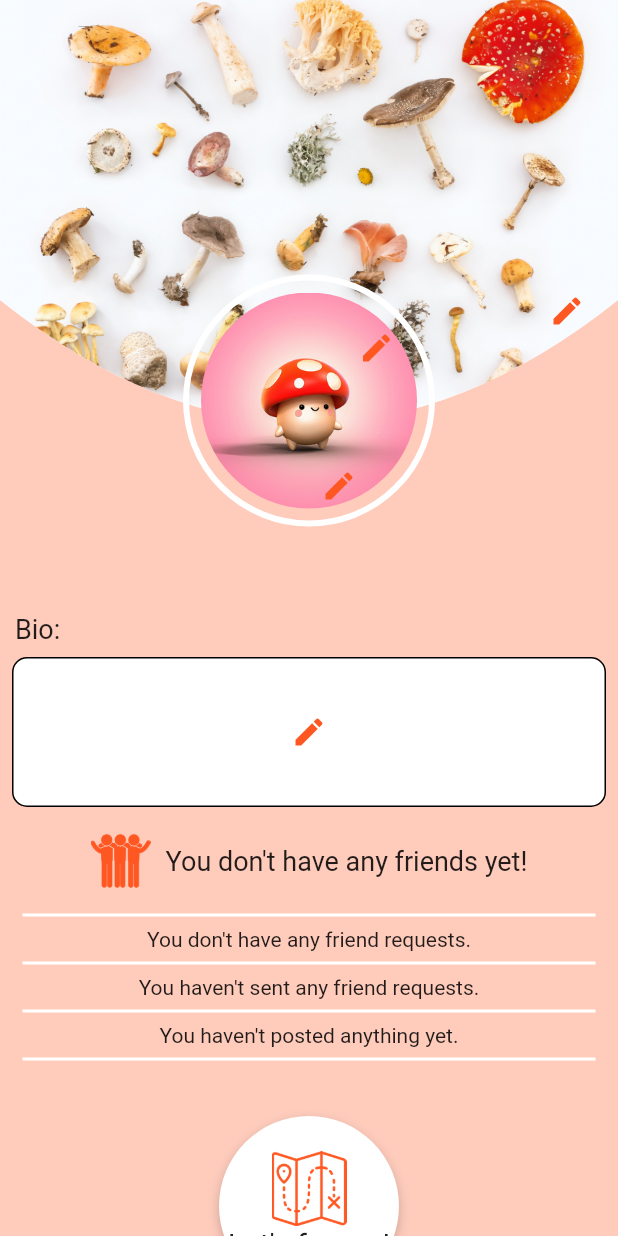
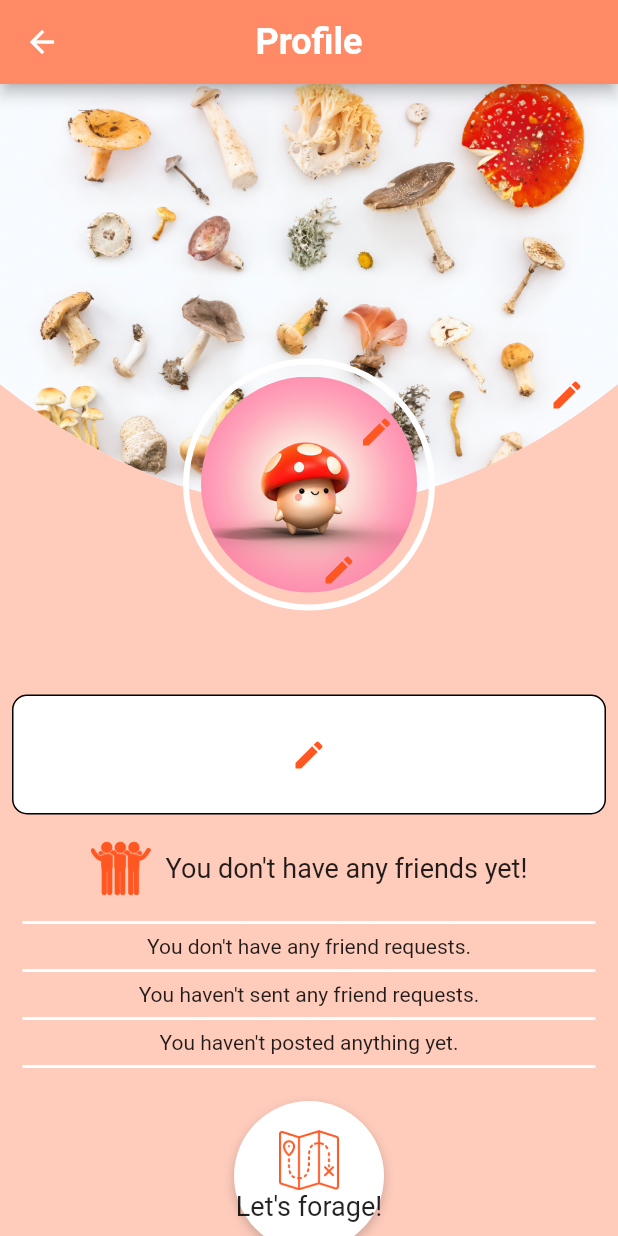
Before and after one commit to T-Pirozzini/flutter_forage_app, a Flutter app: the ProfilePage screen opened directly, on a phone screen of 412 x 824 dp. Run offline on Flutter 3.47's test engine with Material 2 defaults, Android fonts, the phone set to English and light mode, and no system bars; our stand-ins replace cloud_firestore, firebase_auth, firebase_core, floating_bottom_navigation_bar, flutter_dotenv, flutter_speed_dial and 5 more; accounts and stored records are empty; network calls fail; Roboto replaces fonts that are missing (Philosopher).

Commit message:
update profile pic and background on change - set up forage locations page and add app bars to drawer pages

```diff
--- a/lib/components/drawer.dart
+++ b/lib/components/drawer.dart
@@ -3,9 +3,10 @@ import 'list_tile.dart';
 
 class CustomDrawer extends StatelessWidget {
   final void Function()? onProfileTap;
+  final void Function()? onForageLocationsTap;
   final void Function()? onSignOutTap;
   const CustomDrawer(
-      {super.key, required this.onProfileTap, required this.onSignOutTap});
+      {super.key, required this.onProfileTap, required this.onSignOutTap, required this.onForageLocationsTap});
 
   @override
   Widget build(BuildContext context) {
@@ -26,7 +27,7 @@ class CustomDrawer extends StatelessWidget {
                 CustomListTile(
                   icon: Icons.hotel_class_sharp,
                   text: 'M Y   F O R A G E   L O C A T I O N S',
-                  onTap: () => Navigator.pop(context),
+                  onTap: onForageLocationsTap,
                 ),
                 // profile list tile
                 CustomListTile(
--- a/lib/pages/profile_page.dart
+++ b/lib/pages/profile_page.dart
@@ -1,6 +1,7 @@
 import 'package:cloud_firestore/cloud_firestore.dart';
 import 'package:firebase_auth/firebase_auth.dart';
 import 'package:flutter/material.dart';
+import 'package:google_fonts/google_fonts.dart';
 
 class ProfilePage extends StatefulWidget {
   const ProfilePage({Key? key}) : super(key: key);
@@ -20,7 +21,7 @@ class _ProfilePageState extends State<ProfilePage> {
   final double coverHeight = 280.0;
   final double profileHeight = 144.0;
 
-  // edit field
+  // edit text field - generic
   Future<void> editField(String field) async {
     String newValue = "";
     await showDialog(
@@ -63,6 +64,15 @@ class _ProfilePageState extends State<ProfilePage> {
         ],
       ),
     );
+    // update in Firestore
+    if (newValue.trim().isNotEmpty) {
+      // only update if there is something in the textfield
+      await usersCollection.doc(currentUser.email).update(
+        {
+          field: newValue,
+        },
+      );
+    }
   }
 
   // background image options
@@ -262,6 +272,13 @@ class _ProfilePageState extends State<ProfilePage> {
   Widget build(BuildContext context) {
     return Scaffold(
       backgroundColor: Colors.deepOrange.shade100,
+      appBar: AppBar(
+        title: const Text('Profile'),
+        titleTextStyle:
+            GoogleFonts.philosopher(fontSize: 24, fontWeight: FontWeight.bold),
+        centerTitle: true,
+        backgroundColor: Colors.deepOrange.shade300,
+      ),
       body: Column(
         children: [
           buildTop(),
@@ -275,6 +292,10 @@ class _ProfilePageState extends State<ProfilePage> {
                 if (snapshot.hasData) {
                   final userData =
                       snapshot.data!.data() as Map<String, dynamic>;
+                  selectedBackgroundOption =
+                      userData['profileBackground'] ?? selectedBackgroundOption;
+                  selectedProfileOption =
+                      userData['profilePic'] ?? selectedProfileOption;
                   return Center(
                     child: ListView(
                       padding: const EdgeInsets.only(
@@ -315,18 +336,9 @@ class _ProfilePageState extends State<ProfilePage> {
                             ),
                           ],
                         ),
-                        const SizedBox(height: 25),
-                        const Padding(
-                          padding: EdgeInsets.symmetric(horizontal: 10.0),
-                          child: Text(
-                            'Bio:',
-                            style: TextStyle(
-                              fontSize: 18,
-                            ),
-                          ),
-                        ),
+                        const SizedBox(height: 15),
                         Container(
-                          height: 100,
+                          height: 80,
                           margin: const EdgeInsets.all(8.0),
                           padding: const EdgeInsets.all(8.0),
                           decoration: BoxDecoration(
@@ -415,10 +427,10 @@ class _ProfilePageState extends State<ProfilePage> {
                               endIndent: 15,
                               color: Colors.white,
                             ),
-                            const SizedBox(height: 30),
+                            const SizedBox(height: 15),
                             Container(
-                              width: 120,
-                              height: 120,
+                              width: 100,
+                              height: 100,
                               decoration: BoxDecoration(
                                 shape: BoxShape.circle,
                                 color: Colors.white,
@@ -437,10 +449,10 @@ class _ProfilePageState extends State<ProfilePage> {
                                   crossAxisAlignment: CrossAxisAlignment.center,
                                   children: [
                                     Image.asset('lib/assets/images/forage.png',
-                                        width: 50, color: Colors.deepOrange),
+                                        width: 40, color: Colors.deepOrange),
                                     const Text(
                                       'Let\'s forage!',
-                                      style: TextStyle(fontSize: 20),
+                                      style: TextStyle(fontSize: 18),
                                     ),
                                   ],
                                 ),
```
Also changed, not shown: lib/components/list_tile.dart (+6 -4 lines), lib/pages/forage_locations_page.dart (added, +27 -0 lines), lib/pages/home_page.dart (+15 -0 lines). Lines whose indentation alone changed are shown as unchanged.
